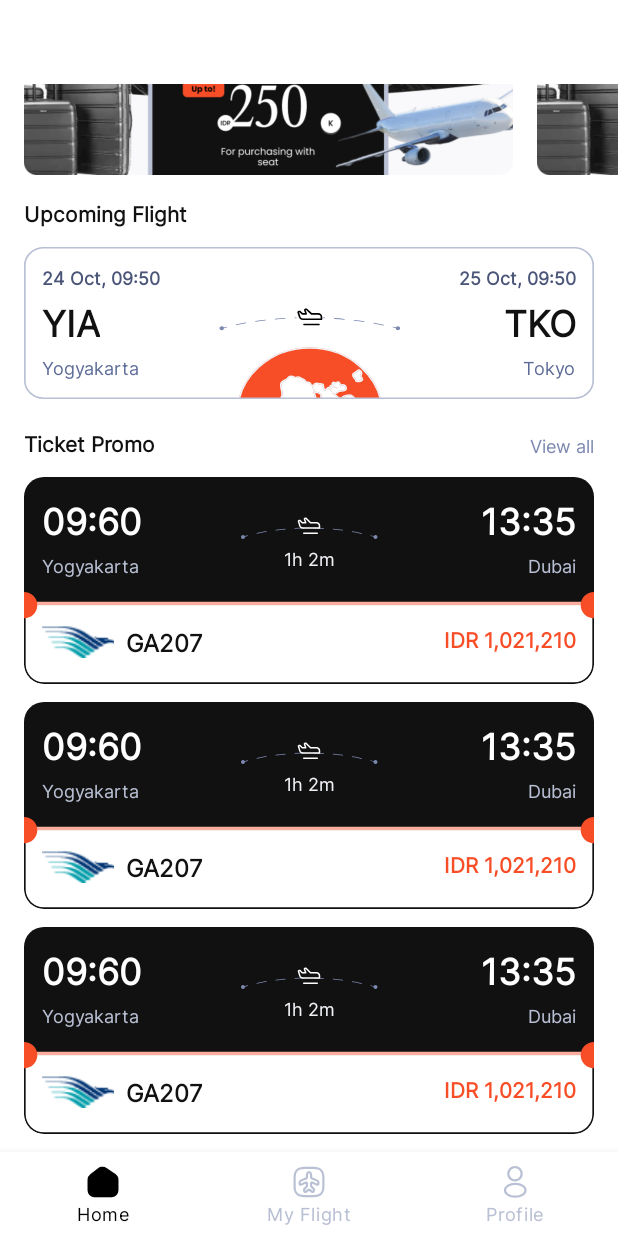
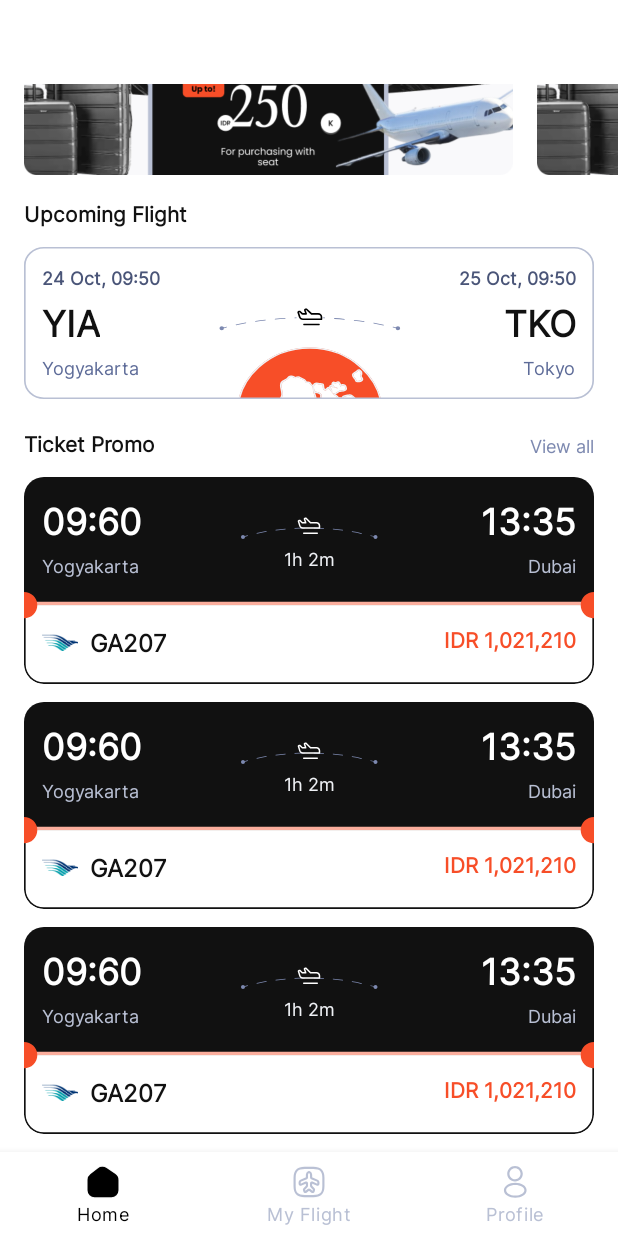
Before and after one commit to SYNRGY-6-TEAM-5/mobile-android, an Android app: the HomeFragment screen opened directly, with no data from a screen before it, scrolled down 651 dp, on a phone screen of 412 x 824 dp. Run offline under Robolectric (Android 15) with nearby library versions, the phone set to English and light mode, and no system bars; our stand-ins replace Dagger/Hilt's generated code; pictures from the network do not load; 3 statements that could not run were skipped.

Commit message:
fix: home ui

```diff
--- a/app/src/main/res/drawable/bg_spinner_popup.xml
+++ b/app/src/main/res/drawable/bg_spinner_popup.xml
@@ -3,6 +3,8 @@
     android:shape="rectangle">
     <corners android:radius="3dp" />
     <padding
+        android:right="8dp"
+        android:left="8dp"
         android:bottom="8dp"
         android:top="8dp" />
     <solid android:color="@color/white" />
--- a/app/src/main/res/layout/fragment_home.xml
+++ b/app/src/main/res/layout/fragment_home.xml
@@ -116,12 +116,13 @@
 
                 <androidx.constraintlayout.widget.ConstraintLayout
                     android:id="@+id/cl_depart_date"
-                    android:layout_width="wrap_content"
+                    android:layout_width="0dp"
                     android:layout_height="wrap_content"
                     android:layout_marginTop="12dp"
                     android:background="@drawable/bg_black"
                     android:padding="8dp"
                     app:layout_constraintStart_toStartOf="parent"
+                    app:layout_constraintEnd_toStartOf="@id/gl1_home"
                     app:layout_constraintTop_toBottomOf="@id/cl_select_trip">
 
                     <TextView
@@ -149,17 +150,30 @@
 
                     <include layout="@layout/iv_arrow_down" />
 
-
                 </androidx.constraintlayout.widget.ConstraintLayout>
 
+                <androidx.constraintlayout.widget.Guideline
+                    android:id="@+id/gl1_home"
+                    android:layout_width="wrap_content"
+                    android:layout_height="wrap_content"
+                    android:orientation="vertical"
+                    app:layout_constraintGuide_percent="0.49"/>
+
+                <androidx.constraintlayout.widget.Guideline
+                    android:id="@+id/gl2_home"
+                    android:layout_width="wrap_content"
+                    android:layout_height="wrap_content"
+                    android:orientation="vertical"
+                    app:layout_constraintGuide_percent="0.51"/>
 
                 <androidx.constraintlayout.widget.ConstraintLayout
                     android:id="@+id/cl_return_date"
-                    android:layout_width="172dp"
+                    android:layout_width="0dp"
                     android:layout_height="wrap_content"
                     android:layout_marginTop="12dp"
                     android:background="@drawable/bg_black"
                     android:padding="8dp"
+                    app:layout_constraintStart_toEndOf="@id/gl2_home"
                     app:layout_constraintEnd_toEndOf="parent"
                     app:layout_constraintTop_toBottomOf="@id/cl_select_trip">
 
--- a/app/src/main/res/layout/item_ticket.xml
+++ b/app/src/main/res/layout/item_ticket.xml
@@ -83,13 +83,12 @@
 
     <ImageView
         android:id="@+id/img_plane"
-        android:layout_width="48dp"
-        android:layout_height="22dp"
-        android:layout_marginTop="18dp"
-        android:layout_marginBottom="18dp"
+        android:layout_width="24dp"
+        android:layout_height="11dp"
         android:background="@drawable/img_plane"
         app:layout_constraintStart_toStartOf="parent"
-        app:layout_constraintTop_toBottomOf="@id/tv_departure" />
+        app:layout_constraintTop_toTopOf="@id/tv_plane"
+        app:layout_constraintBottom_toBottomOf="@+id/tv_plane"/>
 
     <TextView
         android:id="@+id/tv_plane"
```
